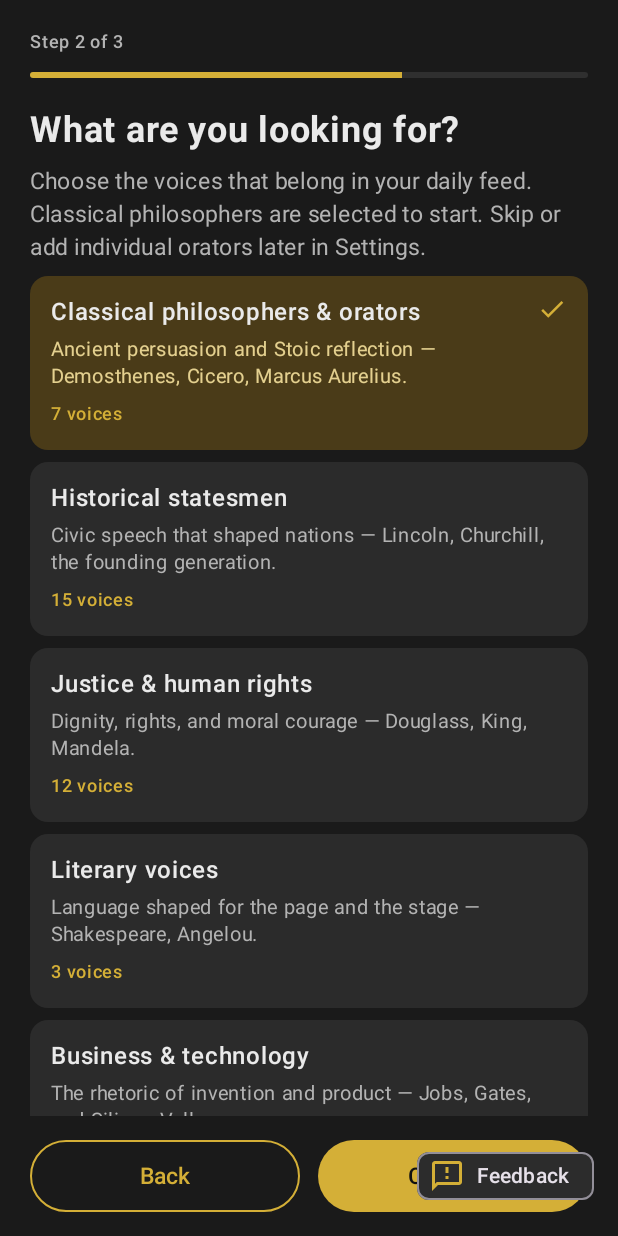
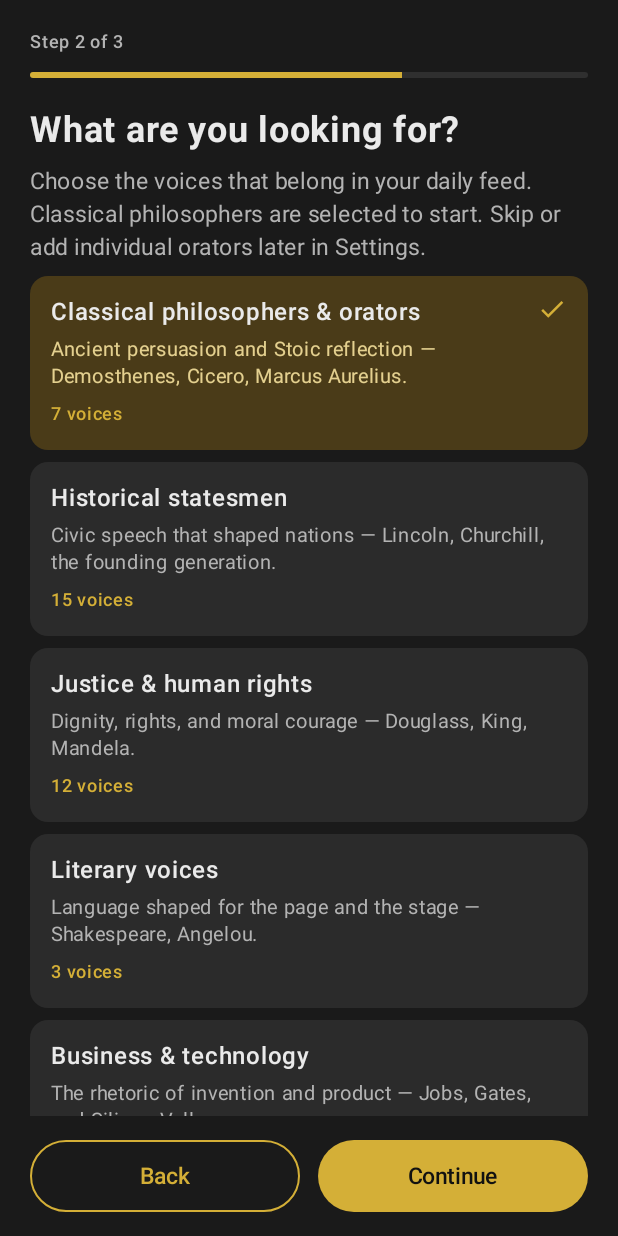
Before and after one commit to citruslitebulb/Rhetorica, an Android app built with Jetpack Compose: the screen it shows after launch (MainActivity), after a tap on "Continue", on a phone screen of 412 x 824 dp. Run offline under Robolectric (Android 15) with nearby library versions, the phone set to English and light mode, and no system bars; our stand-ins replace Dagger/Hilt's generated code, Room's generated code; 2 statements that could not run were skipped.

Commit message:
Keep feedback in top chrome so it cannot cover bottom actions.
The floating chip sat on the onboarding Continue button and could cover quest keyboards, word actions, and list controls. Onboarding hides it. Every other screen hosts the same mail sheet from a top-bar icon or the end of the title row.

```diff
--- a/app/src/main/java/com/rhetorica/app/MainActivity.kt
+++ b/app/src/main/java/com/rhetorica/app/MainActivity.kt
@@ -13,15 +13,12 @@ import androidx.activity.enableEdgeToEdge
 import androidx.activity.result.contract.ActivityResultContracts
 import androidx.compose.foundation.layout.Box
 import androidx.compose.foundation.layout.fillMaxSize
-import androidx.compose.foundation.layout.navigationBarsPadding
-import androidx.compose.foundation.layout.padding
 import androidx.compose.material3.CircularProgressIndicator
 import androidx.compose.runtime.LaunchedEffect
 import androidx.compose.runtime.getValue
 import androidx.compose.runtime.remember
 import androidx.compose.ui.Alignment
 import androidx.compose.ui.Modifier
-import androidx.compose.ui.unit.dp
 import androidx.core.content.ContextCompat
 import androidx.lifecycle.compose.collectAsStateWithLifecycle
 import androidx.lifecycle.lifecycleScope
@@ -32,7 +29,6 @@ import com.rhetorica.app.core.navigation.OnboardingGate
 import com.rhetorica.app.data.local.UserPreferencesDao
 import com.rhetorica.app.data.local.UserPreferencesEntity
 import com.rhetorica.app.data.repository.PreferencesRepository
-import com.rhetorica.app.feature.home.FeedbackOverlay
 import com.rhetorica.app.feature.onboarding.OnboardingRoute
 import com.rhetorica.app.feature.speech.navigateToFullSpeech
 import com.rhetorica.app.feature.word.navigateToWordDetail
@@ -102,15 +98,8 @@ class MainActivity : ComponentActivity() {
                         CircularProgressIndicator(color = RhetoricaGold)
                     }
                 } else if (needsOnboarding) {
-                    Box(modifier = Modifier.fillMaxSize()) {
-                        OnboardingRoute(onFinished = { })
-                        FeedbackOverlay(
-                            modifier = Modifier
-                                .align(Alignment.BottomEnd)
-                                .navigationBarsPadding()
-                                .padding(end = 16.dp, bottom = 16.dp),
-                        )
-                    }
+                    // Feedback stays hidden here. The Back/Continue bar fills the bottom edge.
+                    OnboardingRoute(onFinished = { })
                 } else {
                     val navController = rememberNavController()
                     val launchIntent = remember { intent }
--- a/app/src/main/java/com/rhetorica/app/feature/home/FeedbackOverlay.kt
+++ b/app/src/main/java/com/rhetorica/app/feature/home/FeedbackOverlay.kt
@@ -2,16 +2,16 @@ package com.rhetorica.app.feature.home
 
 import androidx.compose.foundation.layout.Arrangement
 import androidx.compose.foundation.layout.Column
+import androidx.compose.foundation.layout.Row
 import androidx.compose.foundation.layout.fillMaxWidth
 import androidx.compose.foundation.layout.heightIn
 import androidx.compose.foundation.layout.padding
 import androidx.compose.material.icons.Icons
 import androidx.compose.material.icons.outlined.Feedback
-import androidx.compose.material3.AssistChip
-import androidx.compose.material3.AssistChipDefaults
 import androidx.compose.material3.Button
 import androidx.compose.material3.ExperimentalMaterial3Api
 import androidx.compose.material3.Icon
+import androidx.compose.material3.IconButton
 import androidx.compose.material3.MaterialTheme
 import androidx.compose.material3.ModalBottomSheet
 import androidx.compose.material3.OutlinedTextField
@@ -21,6 +21,7 @@ import androidx.compose.runtime.getValue
 import androidx.compose.runtime.mutableStateOf
 import androidx.compose.runtime.saveable.rememberSaveable
 import androidx.compose.runtime.setValue
+import androidx.compose.ui.Alignment
 import androidx.compose.ui.Modifier
 import androidx.compose.ui.platform.LocalContext
 import androidx.compose.ui.res.stringResource
@@ -31,12 +32,15 @@ import androidx.compose.ui.unit.dp
 import com.rhetorica.app.R
 
 /**
- * App-wide feedback chip and compose sheet. Submit hands off to the user's
- * mail app; Rhetorica does not collect the message.
+ * Feedback icon and compose sheet. Place it in the slot [FeedbackPlacement]
+ * names for the current screen — top bar actions, or the end of a title row —
+ * so it stays in layout flow and cannot cover bottom controls.
+ *
+ * Submit hands off to the user's mail app; Rhetorica does not collect the message.
  */
 @OptIn(ExperimentalMaterial3Api::class)
 @Composable
-fun FeedbackOverlay(
+fun FeedbackAction(
     modifier: Modifier = Modifier,
 ) {
     val context = LocalContext.current
@@ -47,29 +51,19 @@ fun FeedbackOverlay(
     val subject = stringResource(R.string.feedback_subject)
     val sendFeedbackCd = stringResource(R.string.feedback_cd)
 
-    AssistChip(
+    IconButton(
         onClick = {
             sheetOpen = true
             mailError = false
         },
         modifier = modifier.semantics { contentDescription = sendFeedbackCd },
-        colors = AssistChipDefaults.assistChipColors(
-            containerColor = MaterialTheme.colorScheme.surfaceVariant,
-            labelColor = MaterialTheme.colorScheme.onSurface,
-            leadingIconContentColor = MaterialTheme.colorScheme.primary,
-        ),
-        border = AssistChipDefaults.assistChipBorder(
-            enabled = true,
-            borderColor = MaterialTheme.colorScheme.outline,
-        ),
-        label = { Text(text = stringResource(R.string.feedback_chip)) },
-        leadingIcon = {
-            Icon(
-                imageVector = Icons.Outlined.Feedback,
-                contentDescription = null,
-            )
-        },
-    )
+    ) {
+        Icon(
+            imageVector = Icons.Outlined.Feedback,
+            contentDescription = null,
+            tint = MaterialTheme.colorScheme.primary,
+        )
+    }
 
     if (sheetOpen) {
         ModalBottomSheet(
@@ -135,3 +129,15 @@ fun FeedbackOverlay(
         }
     }
 }
+
+/** Top-end feedback control for screens whose body has no title row yet. */
+@Composable
+fun FeedbackEndRow(modifier: Modifier = Modifier) {
+    Row(
+        modifier = modifier.fillMaxWidth(),
+        horizontalArrangement = Arrangement.End,
+        verticalAlignment = Alignment.CenterVertically,
+    ) {
+        FeedbackAction()
+    }
+}
--- a/app/src/main/java/com/rhetorica/app/feature/home/HomeScreen.kt
+++ b/app/src/main/java/com/rhetorica/app/feature/home/HomeScreen.kt
@@ -81,6 +81,7 @@ private fun HomeScreen(
                             contentDescription = stringResource(R.string.search_title),
                         )
                     }
+                    FeedbackAction()
                 },
             )
         },
@@ -146,7 +147,7 @@ private fun HomeFeed(
 
     LazyColumn(
         modifier = modifier,
-        contentPadding = PaddingValues(start = 16.dp, top = 12.dp, end = 16.dp, bottom = 68.dp),
+        contentPadding = PaddingValues(start = 16.dp, top = 12.dp, end = 16.dp, bottom = 16.dp),
         verticalArrangement = Arrangement.spacedBy(12.dp),
     ) {
         state.wordOfTheDay?.let { wotd ->
--- a/app/src/main/java/com/rhetorica/app/feature/idiom/IdiomDetailScreen.kt
+++ b/app/src/main/java/com/rhetorica/app/feature/idiom/IdiomDetailScreen.kt
@@ -33,6 +33,7 @@ import androidx.navigation.NavType
 import androidx.navigation.compose.composable
 import androidx.navigation.navArgument
 import com.rhetorica.app.R
+import com.rhetorica.app.feature.home.FeedbackAction
 
 const val idiomDetailRoute = "idiom/{idiomId}"
 
@@ -80,6 +81,7 @@ private fun IdiomDetailScreen(
                         )
                     }
                 },
+                actions = { FeedbackAction() },
             )
         },
     ) { innerPadding ->
--- a/app/src/main/java/com/rhetorica/app/feature/profile/PrivacyPolicyScreen.kt
+++ b/app/src/main/java/com/rhetorica/app/feature/profile/PrivacyPolicyScreen.kt
@@ -19,6 +19,7 @@ import androidx.compose.ui.Modifier
 import androidx.compose.ui.res.stringResource
 import androidx.compose.ui.unit.dp
 import com.rhetorica.app.R
+import com.rhetorica.app.feature.home.FeedbackAction
 
 @OptIn(ExperimentalMaterial3Api::class)
 @Composable
@@ -35,6 +36,7 @@ fun PrivacyPolicyRoute(onBack: () -> Unit) {
                         )
                     }
                 },
+                actions = { FeedbackAction() },
             )
         },
     ) { innerPadding ->
--- a/app/src/main/java/com/rhetorica/app/feature/profile/ProfileScreen.kt
+++ b/app/src/main/java/com/rhetorica/app/feature/profile/ProfileScreen.kt
@@ -62,6 +62,7 @@ import com.rhetorica.app.R
 import com.rhetorica.app.core.model.WordComplexity
 import com.rhetorica.app.core.model.WordThemes
 import com.rhetorica.app.data.repository.ProgressSnapshot
+import com.rhetorica.app.feature.home.FeedbackAction
 import com.rhetorica.app.ui.theme.RhetoricaGold
 import com.rhetorica.app.widget.WidgetAppearance
 
@@ -126,6 +127,7 @@ private fun ProfileScreen(
         topBar = {
             CenterAlignedTopAppBar(
                 title = { Text(text = stringResource(R.string.nav_profile)) },
+                actions = { FeedbackAction() },
             )
         },
     ) { innerPadding ->
--- a/app/src/main/java/com/rhetorica/app/feature/search/SearchScreen.kt
+++ b/app/src/main/java/com/rhetorica/app/feature/search/SearchScreen.kt
@@ -28,6 +28,7 @@ import androidx.compose.ui.unit.dp
 import androidx.hilt.navigation.compose.hiltViewModel
 import androidx.lifecycle.compose.collectAsStateWithLifecycle
 import com.rhetorica.app.R
+import com.rhetorica.app.feature.home.FeedbackAction
 
 @Composable
 fun SearchRoute(
@@ -67,6 +68,7 @@ private fun SearchScreen(
                         )
                     }
                 },
+                actions = { FeedbackAction() },
             )
         },
     ) { innerPadding ->
--- a/app/src/main/java/com/rhetorica/app/feature/speech/SpeechDetailScreen.kt
+++ b/app/src/main/java/com/rhetorica/app/feature/speech/SpeechDetailScreen.kt
@@ -32,6 +32,7 @@ import androidx.navigation.NavType
 import androidx.navigation.compose.composable
 import androidx.navigation.navArgument
 import com.rhetorica.app.R
+import com.rhetorica.app.feature.home.FeedbackAction
 
 const val speechDetailRoute = "speech/{oratorId}?title={speechTitle}"
 
@@ -87,6 +88,7 @@ private fun SpeechDetailScreen(
                         )
                     }
                 },
+                actions = { FeedbackAction() },
             )
         },
     ) { innerPadding ->
--- a/app/src/main/java/com/rhetorica/app/feature/word/WordDetailScreen.kt
+++ b/app/src/main/java/com/rhetorica/app/feature/word/WordDetailScreen.kt
@@ -39,6 +39,7 @@ import androidx.navigation.NavType
 import androidx.navigation.compose.composable
 import androidx.navigation.navArgument
 import com.rhetorica.app.R
+import com.rhetorica.app.feature.home.FeedbackAction
 import com.rhetorica.app.core.model.PronunciationCatalog
 import com.rhetorica.app.core.ui.ThemeChipRow
 
@@ -126,6 +127,7 @@ private fun WordDetailScreen(
                             )
                         }
                     }
+                    FeedbackAction()
                 },
             )
         },
```
Also changed, not shown: app/src/main/java/com/rhetorica/app/feature/home/FeedbackPlacement.kt (added, +54 -0 lines), app/src/main/java/com/rhetorica/app/feature/quiz/QuizScreen.kt (+13 -5 lines), app/src/main/java/com/rhetorica/app/feature/saved/SavedScreen.kt (+21 -2 lines), app/src/main/java/com/rhetorica/app/feature/speech/SpeechesScreen.kt (+23 -3 lines), app/src/main/java/com/rhetorica/app/ui/RhetoricaApp.kt (+5 -21 lines), 1 other file.
